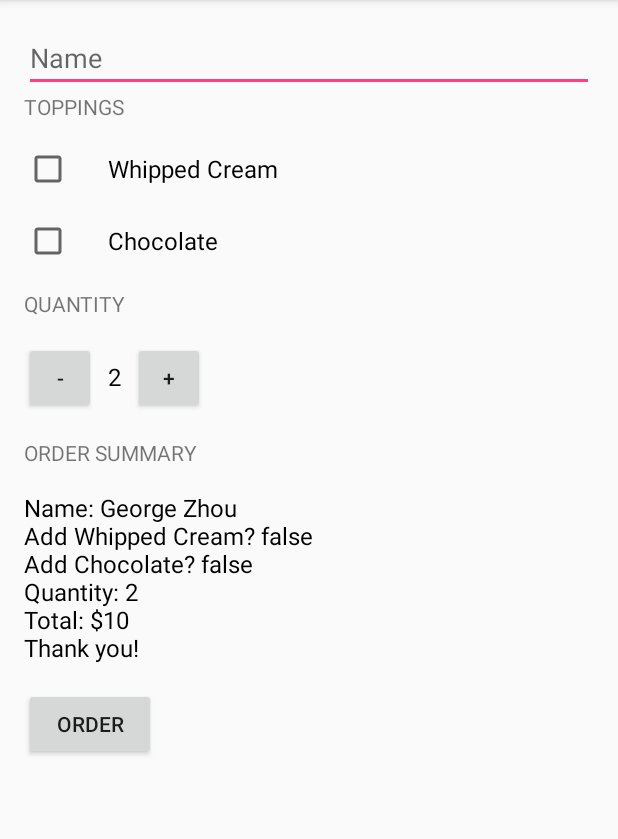
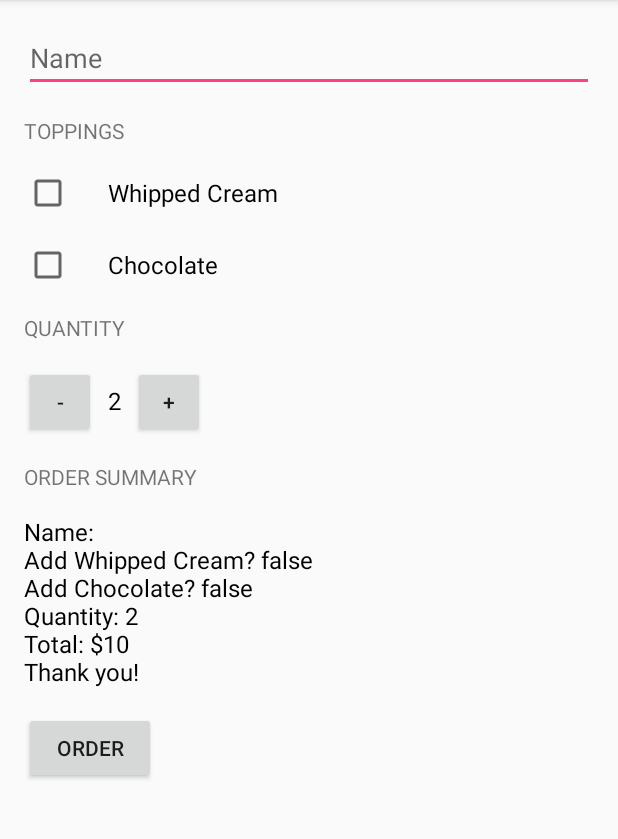
Before and after one commit to ZhourgiePorgie/Android, an Android app: the screen it shows after launch (MainActivity), after a tap on "ORDER", on a phone screen of 412 x 824 dp, the part 84-923 px from its top. Run offline under Robolectric (Android 15) with nearby library versions, the phone set to English and light mode, and no system bars.

Commit message:
can add name

```diff
--- a/JustJava/app/src/main/java/com/example/android/justjava/MainActivity.java
+++ b/JustJava/app/src/main/java/com/example/android/justjava/MainActivity.java
@@ -12,6 +12,7 @@ import android.os.Bundle;
 import android.support.v7.app.AppCompatActivity;
 import android.view.View;
 import android.widget.CheckBox;
+import android.widget.EditText;
 import android.widget.TextView;
 
 import java.text.NumberFormat;
@@ -35,10 +36,14 @@ public class MainActivity extends AppCompatActivity {
     public void submitOrder(View view) {
         CheckBox whippedCreamCheckBox = (CheckBox) findViewById(R.id.whipped_cream_checkbox);
         CheckBox chocolateCheckBox = (CheckBox) findViewById(R.id.chocolate_checkbox);
+        EditText Name = (EditText) findViewById(R.id.name_text_input);
+
         boolean hasWhippedCream = whippedCreamCheckBox.isChecked();
         boolean hasChocolate = chocolateCheckBox.isChecked();
+        String name = Name.getText().toString();
+
         int price = calculatePrice(quantity, 5);
-        String priceMessage = createOrderSummary(price, hasWhippedCream, hasChocolate);
+        String priceMessage = createOrderSummary(name, price, hasWhippedCream, hasChocolate);
         displayMessage(priceMessage);
     }
 
@@ -101,8 +106,8 @@ public class MainActivity extends AppCompatActivity {
      * @param addWhippedCream check if whipped cream was selected or not
      * @return order summary
      */
-    private String createOrderSummary(int price, boolean addWhippedCream, boolean addChocolate) {
-        String summary = "Name: George Zhou"
+    private String createOrderSummary(String name, int price, boolean addWhippedCream, boolean addChocolate) {
+        String summary = "Name: " + name
                 + "\nAdd Whipped Cream? " + addWhippedCream
                 + "\nAdd Chocolate? " + addChocolate
                 + "\nQuantity: " + quantity
--- a/JustJava/app/src/main/res/layout/activity_main.xml
+++ b/JustJava/app/src/main/res/layout/activity_main.xml
@@ -16,11 +16,13 @@
             android:layout_width="match_parent"
             android:layout_height="wrap_content"
             android:hint="Name"
-            android:inputType="text"/>
+            android:inputType="textCapWords"
+            />
 
         <TextView
             android:layout_width="wrap_content"
             android:layout_height="wrap_content"
+            android:layout_marginTop="16dp"
             android:layout_marginBottom="16dp"
             android:text="Toppings"
             android:textAllCaps="true" />
```
